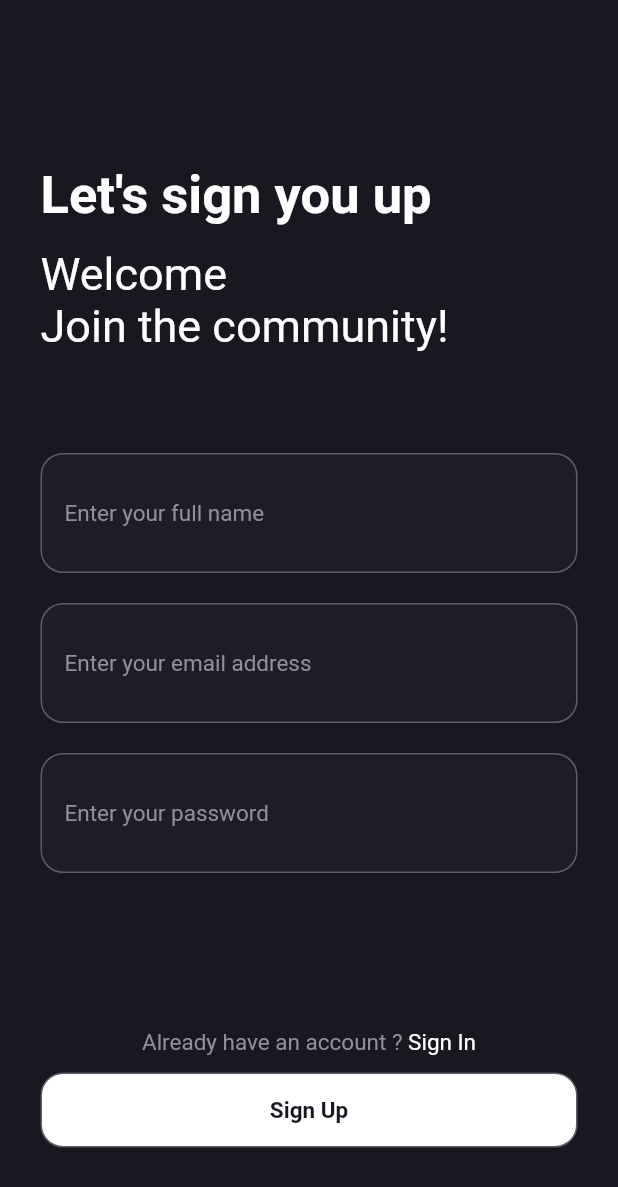
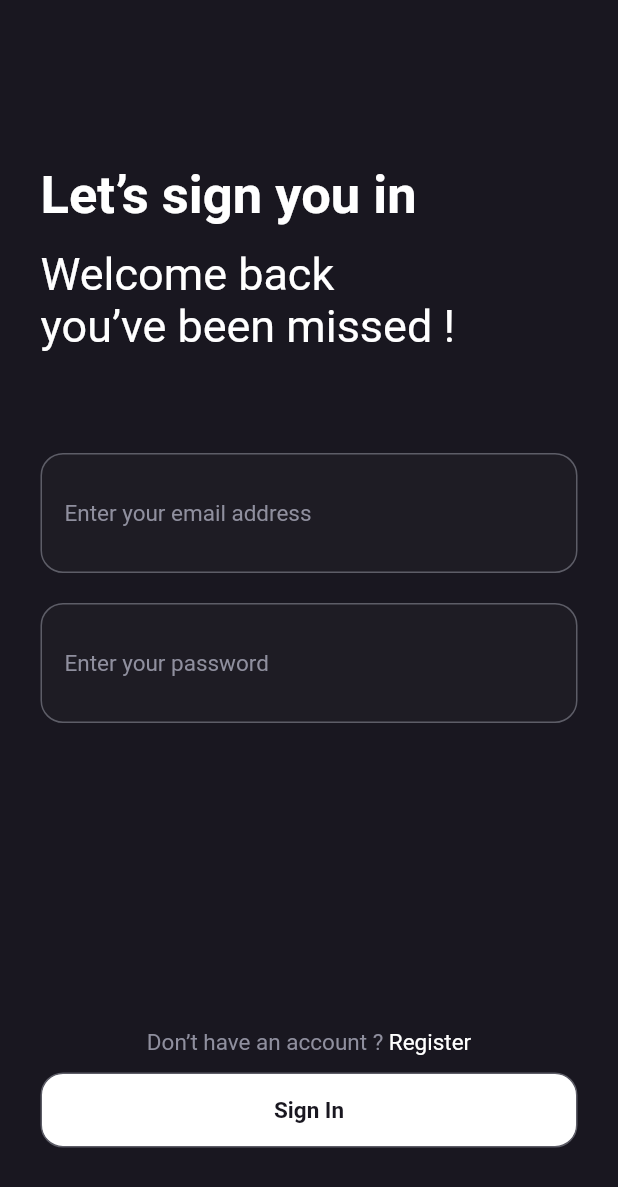
Before and after one commit to MArslan88/basic_ui_app, a Flutter app: the screen it shows after launch, on a phone screen of 412 x 824 dp. Shown: the top 1187 px of the screen. Run offline on Flutter 3.47's test engine with Material 2 defaults, Android fonts, the phone set to English and light mode, and no system bars.

Commit message:
SignIn Screen at first

```diff
--- a/lib/base/app.dart
+++ b/lib/base/app.dart
@@ -1,4 +1,5 @@
-import 'package:basic_ui_app/screens/parts/signup.dart';
+import 'package:basic_ui_app/screens/signin.dart';
+import 'package:basic_ui_app/screens/signup.dart';
 import 'package:flutter/material.dart';
 
 class MyApp extends StatelessWidget {
@@ -6,7 +7,7 @@ class MyApp extends StatelessWidget {
   Widget build(BuildContext context) {
     return MaterialApp(
       debugShowCheckedModeBanner: false,
-      home: SignUP(),
+      home: SignIn(),
     );
   }
 }
--- /dev/null
+++ b/lib/screens/signin.dart
@@ -0,0 +1,58 @@
+import 'package:basic_ui_app/screens/parts/app_button.dart';
+import 'package:basic_ui_app/screens/parts/app_textfield.dart';
+import 'package:flutter/material.dart';
+
+class SignIn extends StatelessWidget {
+  @override
+  Widget build(BuildContext context) {
+    return Scaffold(
+      backgroundColor: const Color(0xFF191720),
+      body: Padding(
+        padding:
+            const EdgeInsets.only(left: 27, top: 110, bottom: 59, right: 27),
+        child: Column(
+          crossAxisAlignment: CrossAxisAlignment.start,
+          children: [
+            const Text("Let’s sign you in",
+                style: TextStyle(
+                    color: Colors.white,
+                    fontSize: 35,
+                    fontWeight: FontWeight.bold)),
+            const SizedBox(height: 14),
+            const Text("Welcome back \nyou’ve been missed !",
+                style: TextStyle(color: Colors.white, fontSize: 30)),
+
+            const SizedBox(
+                height: 47), // to create space between text and TextField
+            const AppTextField(placeholder: "Enter your email address"),
+            const AppTextField(placeholder: "Enter your password"),
+
+            const Spacer(), // to create space between password textField and button
+            GestureDetector(
+              onTap: () {
+                // Screen navigation code
+              },
+              child: Row(
+                mainAxisAlignment: MainAxisAlignment.center,
+                children: const [
+                  Text(
+                    "Don’t have an account ? ",
+                    style: TextStyle(color: Color(0xff8F8F9E), fontSize: 15),
+                  ),
+                  Text(
+                    "Register",
+                    style: TextStyle(color: Colors.white, fontSize: 15),
+                  ),
+                ],
+              ),
+            ),
+            const SizedBox(height: 11),
+            AppButton(label: "Sign In", onPress: onSignPress),
+          ],
+        ),
+      ),
+    );
+  }
+
+  void onSignPress() {}
+}
```
Also changed, not shown: lib/screens/job_listing.dart (renamed from lib/screens/parts/signin.dart), lib/screens/signup.dart (renamed from lib/screens/parts/signup.dart).
